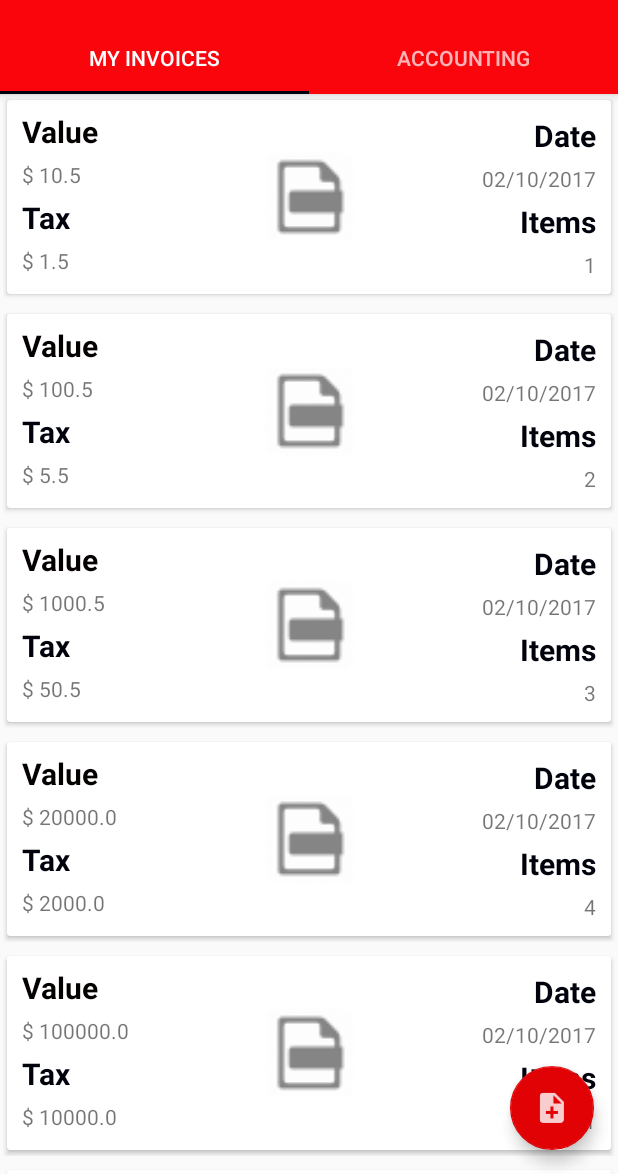
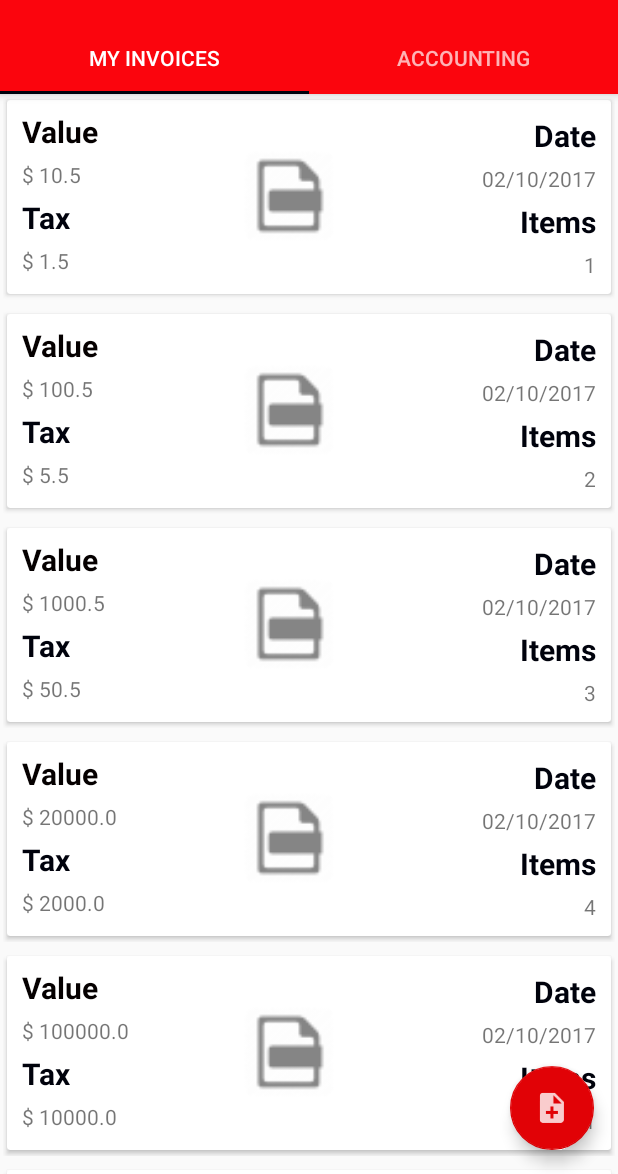
Before and after one commit to jmalovera10/Inloud, an Android app: the MyInvoiceFragment screen opened directly, with no data from a screen before it, on a phone screen of 412 x 824 dp, the part 62-1236 px from its top. Run offline under Robolectric (Android 15) with nearby library versions, the phone set to English and light mode, and no system bars; libraries missing offline, so code that uses them is left out: com.facebook, com.facebook.appevents, com.facebook.login; 2 statements that could not run were skipped.

```diff
--- a/Android/Inloud/app/src/main/res/layout/invoice_item_layout.xml
+++ b/Android/Inloud/app/src/main/res/layout/invoice_item_layout.xml
@@ -82,11 +82,29 @@
 
             </LinearLayout>
 
-            <ImageView
-                android:id="@+id/itemImage"
-                android:layout_width="79dp"
+            <LinearLayout
+                android:layout_width="match_parent"
                 android:layout_height="match_parent"
-                android:src="@mipmap/inloud_icon" />
+                android:layout_weight="0.5"
+                android:orientation="vertical">
+
+                <Space
+                    android:layout_width="wrap_content"
+                    android:layout_height="wrap_content"
+                    android:layout_weight="1" />
+
+                <ImageView
+                    android:id="@+id/itemImage"
+                    android:layout_width="100dp"
+                    android:layout_height="64dp"
+                    android:src="@mipmap/inloud_icon"
+                    android:layout_weight="0.84" />
+
+                <Space
+                    android:layout_width="match_parent"
+                    android:layout_height="wrap_content"
+                    android:layout_weight="1" />
+            </LinearLayout>
 
             <LinearLayout
                 android:layout_width="match_parent"
```
